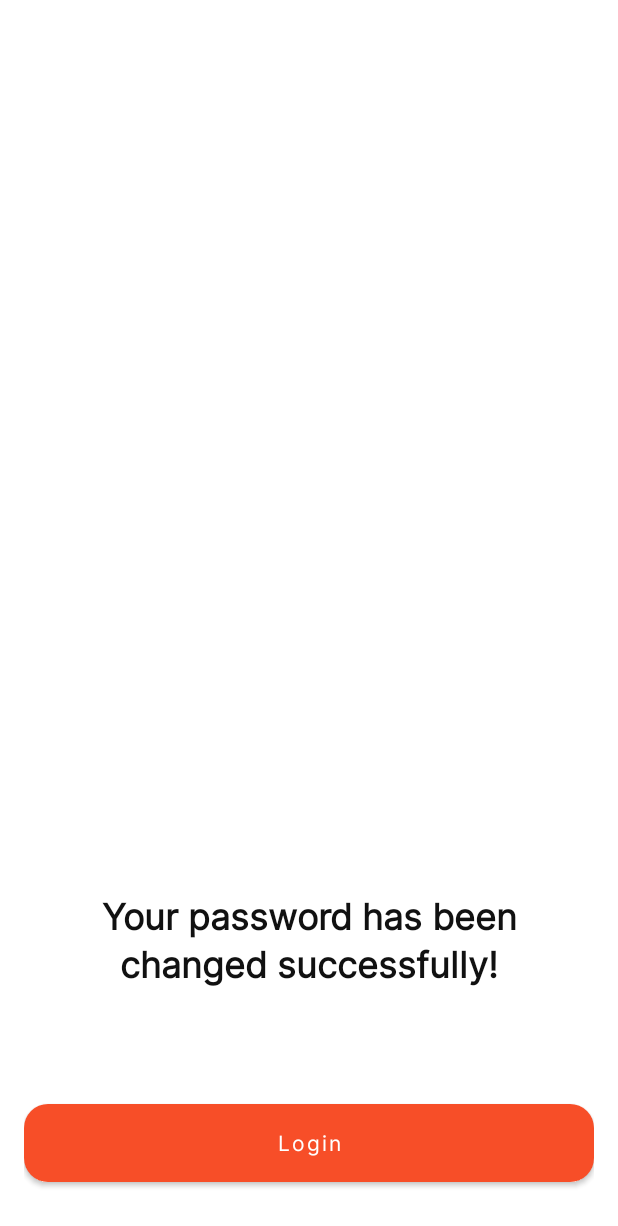
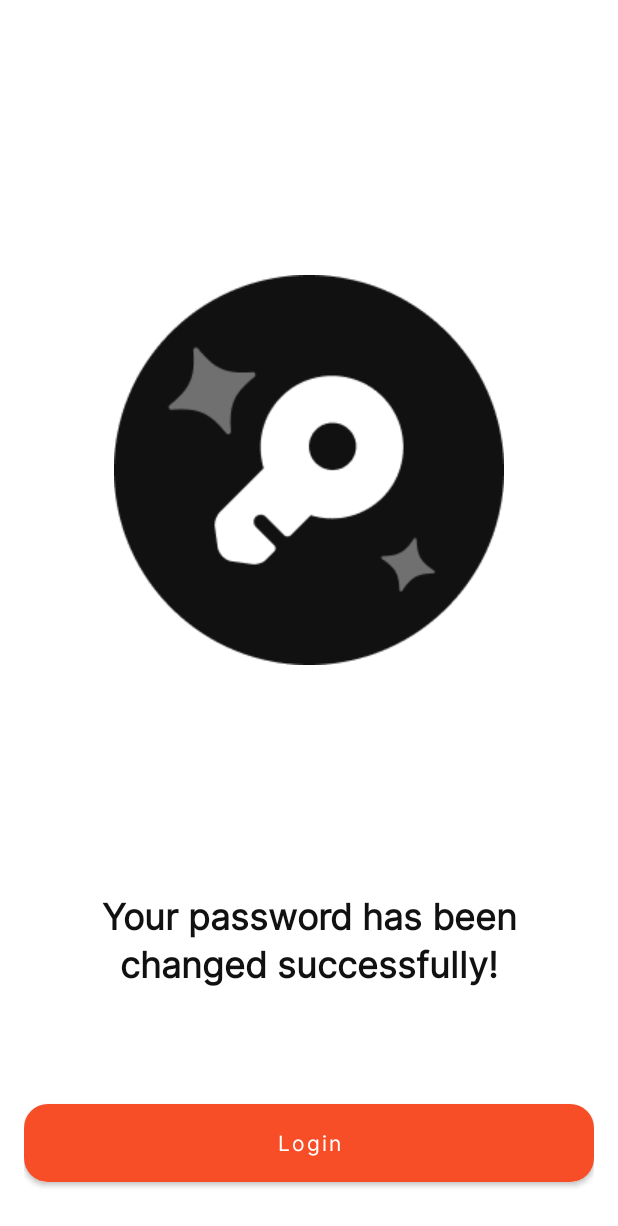
Before and after one commit to SYNRGY-6-TEAM-5/mobile-android, an Android app: the DoneResetPassFragment screen opened through its navigation route, on a phone screen of 412 x 824 dp. Shown: the top 1226 px of the screen. Run offline under Robolectric (Android 15) with nearby library versions, the phone set to English and light mode, and no system bars; libraries missing offline, so code that uses them is left out: www.sanju.motiontoast.

Commit message:
feat: add done reset password image

```diff
--- a/app/src/main/res/layout/fragment_done_reset_pass.xml
+++ b/app/src/main/res/layout/fragment_done_reset_pass.xml
@@ -8,18 +8,25 @@
 
     <LinearLayout
         android:layout_width="match_parent"
-        android:layout_height="match_parent"
+        android:layout_height="wrap_content"
         android:orientation="vertical"
         android:paddingHorizontal="16dp"
         android:paddingTop="16dp"
         android:paddingBottom="30dp"
         android:layout_gravity="bottom">
 
+        <ImageView
+            android:layout_width="wrap_content"
+            android:layout_height="wrap_content"
+            android:src="@drawable/img_done_reset_pass"
+            android:layout_gravity="center"
+            android:layout_marginBottom="150dp"/>
+
         <com.google.android.material.textview.MaterialTextView
             style="@style/H6.Medium"
             android:layout_width="wrap_content"
             android:layout_height="wrap_content"
-            android:text="Your password has been changed successfully!"
+            android:text="@string/your_password_has_been_changed_successfully"
             android:textColor="@color/base_black"
             android:textAlignment="center"/>
 
@@ -28,7 +35,7 @@
             style="@style/Button.Primary"
             android:layout_width="match_parent"
             android:layout_height="wrap_content"
-            android:text="Login"
+            android:text="@string/login"
             android:layout_marginTop="70dp"/>
 
     </LinearLayout>
--- a/app/src/main/res/values/strings.xml
+++ b/app/src/main/res/values/strings.xml
@@ -76,6 +76,8 @@
     <string name="email">Email</string>
     <string name="sign_up">Sign up</string>
     <string name="register_google_text">or sign up with Google</string>
+    <string name="your_password_has_been_changed_successfully">Your password has been changed successfully!</string>
+    <string name="login">Login</string>
 
     <string-array name="origin">
         <item>Select</item>
```
Also changed, not shown: app/src/main/res/drawable/img_done_reset_pass.png (added).
